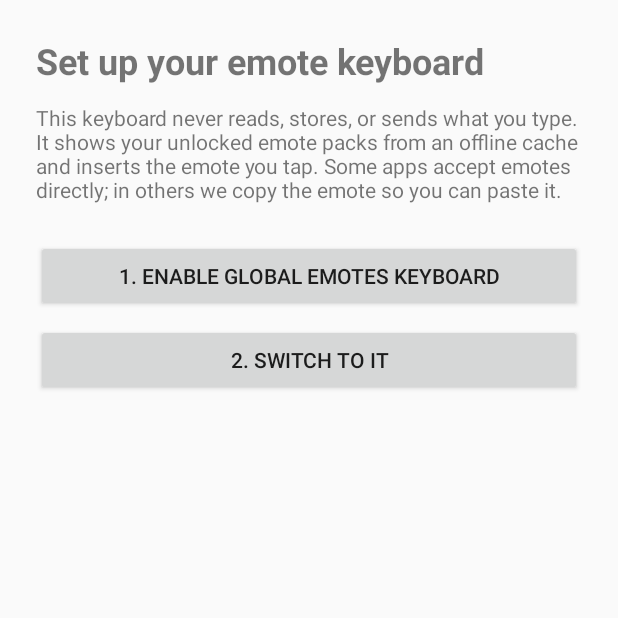
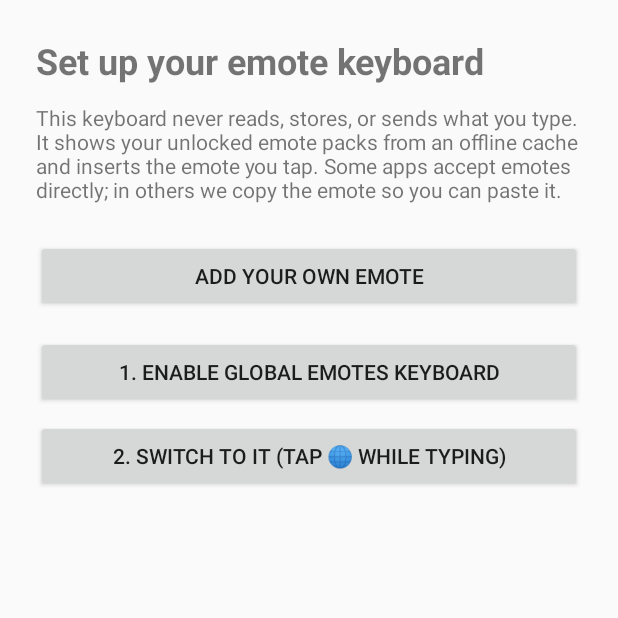
Before and after one commit to pabsamuel/boxdrank, an Android app: the screen it shows after launch (MainActivity), on a phone screen of 412 x 824 dp, the top half of it. Run offline under Robolectric (Android 15) with nearby library versions, the phone set to English and light mode, and no system bars.

Commit message:
Android: standalone offline keyboard + downloadable APK build
- App now works with no backend: PackRepository seeds a starter pack on first
  run and stores emotes in the app cache the IME reads; add-your-own via the
  gallery picker in MainActivity (no login/server)
- IME seeds on service start too, so the keyboard always has content
- Add kotlin serialization plugin (needed for @Serializable), launcher icon
  vector, add-emote button/string
- New workflow builds a debug APK and uploads it as a downloadable artifact so
  the keyboard can be sideloaded onto a real phone without Android Studio

Co-Authored-By: Claude Fable 5 <noreply@anthropic.com>
Claude-Session: https://claude.ai/code/session_01XWcUNkwN375VHwKauU6iKY

```diff
--- a/global-emotes/apps/android/app/build.gradle.kts
+++ b/global-emotes/apps/android/app/build.gradle.kts
@@ -1,6 +1,7 @@
 plugins {
     id("com.android.application")
     id("org.jetbrains.kotlin.android")
+    id("org.jetbrains.kotlin.plugin.serialization")
 }
 
 android {
--- a/global-emotes/apps/android/app/src/main/AndroidManifest.xml
+++ b/global-emotes/apps/android/app/src/main/AndroidManifest.xml
@@ -5,7 +5,7 @@
 
     <application
         android:label="Global Emotes"
-        android:icon="@mipmap/ic_launcher"
+        android:icon="@drawable/ic_launcher"
         android:allowBackup="false"
         android:theme="@style/Theme.AppCompat.DayNight.NoActionBar">
 
--- a/global-emotes/apps/android/app/src/main/java/app/globalemotes/MainActivity.kt
+++ b/global-emotes/apps/android/app/src/main/java/app/globalemotes/MainActivity.kt
@@ -1,25 +1,46 @@
 package app.globalemotes
 
 import android.content.Intent
+import android.graphics.BitmapFactory
 import android.os.Bundle
 import android.provider.Settings
 import android.view.inputmethod.InputMethodManager
 import android.widget.Button
 import android.widget.TextView
+import android.widget.Toast
+import androidx.activity.result.contract.ActivityResultContracts
 import androidx.appcompat.app.AppCompatActivity
+import app.globalemotes.data.PackRepository
 
 /**
- * Host app: keyboard setup wizard + privacy explanation. Pack sync runs via
- * SyncWorker after web login (session handoff through the deep link).
+ * Host app: keyboard setup + add-your-own-emote, fully offline. No login, no
+ * server — emotes are stored on-device and read by the keyboard extension.
  */
 class MainActivity : AppCompatActivity() {
+
+    private lateinit var repo: PackRepository
+
+    private val pickImage = registerForActivityResult(ActivityResultContracts.GetContent()) { uri ->
+        if (uri == null) return@registerForActivityResult
+        val bmp = contentResolver.openInputStream(uri)?.use { BitmapFactory.decodeStream(it) }
+        if (bmp == null) {
+            Toast.makeText(this, "Couldn't read that image", Toast.LENGTH_SHORT).show()
+            return@registerForActivityResult
+        }
+        repo.addEmote(bmp, "Emote")
+        Toast.makeText(this, "Added! Switch to the Global Emotes keyboard to use it", Toast.LENGTH_LONG).show()
+    }
 
     override fun onCreate(savedInstanceState: Bundle?) {
         super.onCreate(savedInstanceState)
         setContentView(R.layout.activity_main)
 
+        repo = PackRepository(applicationContext)
+        repo.ensureSeed()
+
         findViewById<TextView>(R.id.privacy_text).setText(R.string.keyboard_privacy_explainer)
 
+        findViewById<Button>(R.id.add_emote).setOnClickListener { pickImage.launch("image/*") }
         findViewById<Button>(R.id.enable_keyboard).setOnClickListener {
             startActivity(Intent(Settings.ACTION_INPUT_METHOD_SETTINGS))
         }
--- a/global-emotes/apps/android/app/src/main/java/app/globalemotes/data/PackRepository.kt
+++ b/global-emotes/apps/android/app/src/main/java/app/globalemotes/data/PackRepository.kt
@@ -1,9 +1,15 @@
 package app.globalemotes.data
 
 import android.content.Context
+import android.graphics.Bitmap
+import android.graphics.Canvas
+import android.graphics.Color
+import android.graphics.Paint
+import android.graphics.RectF
 import kotlinx.serialization.Serializable
 import kotlinx.serialization.json.Json
 import java.io.File
+import java.io.FileOutputStream
 
 @Serializable
 data class CachedEmote(
@@ -25,14 +31,16 @@ data class CachedManifest(
 )
 
 /**
- * Offline pack cache shared between the host app (which syncs it via
- * SyncWorker) and the IME (which only reads it). The keyboard therefore needs
- * no network access of its own — cold start is a local JSON read.
+ * Standalone-capable pack cache. In this build the app works with no backend:
+ * emotes live in the app's cache dir, shared between the host app (which adds
+ * them) and the IME (which reads them and inserts the tapped one). A first-run
+ * seed gives you a starter set so the keyboard has content immediately.
  */
 class PackRepository(private val context: Context) {
 
     private val json = Json { ignoreUnknownKeys = true }
-    private val manifestFile: File get() = File(context.cacheDir, "emotes/manifest.json")
+    private val dir: File get() = File(context.cacheDir, "emotes").apply { mkdirs() }
+    private val manifestFile: File get() = File(dir, "manifest.json")
 
     fun loadUnlockedEmotes(): List<CachedEmote> {
         val manifest = readManifest() ?: return emptyList()
@@ -51,8 +59,52 @@ class PackRepository(private val context: Context) {
         writeManifest(manifest.copy(recents = recents))
     }
 
+    /** Create the starter pack the first time the app runs. Idempotent. */
+    fun ensureSeed() {
+        if (manifestFile.exists()) return
+        val defs = listOf(
+            Triple("🔥", 0xFFFF7A45.toInt(), "onFire"),
+            Triple("😂", 0xFFFFD23F.toInt(), "deadLol"),
+            Triple("💜", 0xFF8A6BFF.toInt(), "purpleLove"),
+            Triple("🎉", 0xFFFF5D8F.toInt(), "hype"),
+            Triple("😎", 0xFF39C0C8.toInt(), "bigCool"),
+            Triple("👀", 0xFF9AA3FF.toInt(), "sus"),
+            Triple("🥳", 0xFFFF9F1C.toInt(), "letsGo"),
+            Triple("💀", 0xFF7A7F95.toInt(), "imDead"),
+            Triple("⭐", 0xFFFFD23F.toInt(), "poggers"),
+            Triple("🤝", 0xFF37D29F.toInt(), "ggwp"),
+            Triple("🧠", 0xFFC77DFF.toInt(), "bigBrain"),
+            Triple("🫶", 0xFFFF6B9D.toInt(), "loveYou"),
+        )
+        val emotes = defs.mapIndexed { i, (glyph, bg, code) ->
+            val file = File(dir, "seed$i.png")
+            saveBitmap(renderGlyph(glyph, bg), file)
+            CachedEmote(
+                id = "s$i",
+                shortcode = code,
+                name = code.replaceFirstChar { it.uppercase() },
+                animated = false,
+                contentHash = "seed$i",
+                packId = "starter",
+                localThumbPath = file.absolutePath,
+                localSharePath = file.absolutePath,
+            )
+        }
+        writeManifest(CachedManifest(cursor = "seed", emotes = emotes))
+    }
+
+    /** Add one of your own images to the pack (no server needed). */
+    fun addEmote(source: Bitmap, name: String) {
+        val id = "u" + System.currentTimeMillis()
+        val file = File(dir, "$id.png")
+        saveBitmap(square(source, 128), file)
+        val manifest = readManifest() ?: CachedManifest("local", emptyList())
+        val code = name.filter { it.isLetterOrDigit() }.ifEmpty { "emote" }
+        val emote = CachedEmote(id, code, name, false, id, "starter", file.absolutePath, file.absolutePath)
+        writeManifest(manifest.copy(emotes = manifest.emotes + emote))
+    }
+
     fun writeManifest(manifest: CachedManifest) {
-        manifestFile.parentFile?.mkdirs()
         manifestFile.writeText(json.encodeToString(CachedManifest.serializer(), manifest))
     }
 
@@ -60,4 +112,36 @@ class PackRepository(private val context: Context) {
         if (!manifestFile.exists()) return null
         json.decodeFromString(CachedManifest.serializer(), manifestFile.readText())
     }.getOrNull()
+
+    // --- image helpers ---
+
+    private fun saveBitmap(bmp: Bitmap, file: File) {
+        FileOutputStream(file).use { bmp.compress(Bitmap.CompressFormat.PNG, 100, it) }
+    }
+
+    private fun renderGlyph(glyph: String, bg: Int): Bitmap {
+        val size = 128
+        val bmp = Bitmap.createBitmap(size, size, Bitmap.Config.ARGB_8888)
+        val c = Canvas(bmp)
+        val p = Paint(Paint.ANTI_ALIAS_FLAG)
+        p.color = bg
+        c.drawRoundRect(RectF(0f, 0f, size.toFloat(), size.toFloat()), 30f, 30f, p)
+        p.color = Color.WHITE
+        p.textSize = 84f
+        p.textAlign = Paint.Align.CENTER
+        val fm = p.fontMetrics
+        c.drawText(glyph, size / 2f, size / 2f - (fm.ascent + fm.descent) / 2, p)
+        return bmp
+    }
+
+    private fun square(src: Bitmap, size: Int): Bitmap {
+        val out = Bitmap.createBitmap(size, size, Bitmap.Config.ARGB_8888)
+        val c = Canvas(out)
+        val scale = minOf(size.toFloat() / src.width, size.toFloat() / src.height)
+        val w = src.width * scale
+        val h = src.height * scale
+        val dst = RectF((size - w) / 2f, (size - h) / 2f, (size + w) / 2f, (size + h) / 2f)
+        c.drawBitmap(src, null, dst, Paint(Paint.FILTER_BITMAP_FLAG or Paint.ANTI_ALIAS_FLAG))
+        return out
+    }
 }
--- a/global-emotes/apps/android/app/src/main/java/app/globalemotes/keyboard/EmoteKeyboardService.kt
+++ b/global-emotes/apps/android/app/src/main/java/app/globalemotes/keyboard/EmoteKeyboardService.kt
@@ -23,6 +23,9 @@ class EmoteKeyboardService : InputMethodService() {
     override fun onCreate() {
         super.onCreate()
         repository = PackRepository(applicationContext)
+        // Standalone build: make sure the starter pack exists even if the host
+        // app hasn't been opened yet.
+        repository.ensureSeed()
     }
 
     override fun onCreateInputView(): View {
--- a/global-emotes/apps/android/app/src/main/res/layout/activity_main.xml
+++ b/global-emotes/apps/android/app/src/main/res/layout/activity_main.xml
@@ -19,10 +19,17 @@
         android:layout_marginTop="12dp" />
 
     <Button
+        android:id="@+id/add_emote"
+        android:layout_width="match_parent"
+        android:layout_height="wrap_content"
+        android:layout_marginTop="24dp"
+        android:text="@string/add_emote" />
+
+    <Button
         android:id="@+id/enable_keyboard"
         android:layout_width="match_parent"
         android:layout_height="wrap_content"
-        android:layout_marginTop="24dp"
+        android:layout_marginTop="16dp"
         android:text="@string/enable_keyboard" />
 
     <Button
--- a/global-emotes/apps/android/app/src/main/res/values/strings.xml
+++ b/global-emotes/apps/android/app/src/main/res/values/strings.xml
@@ -1,8 +1,9 @@
 <?xml version="1.0" encoding="utf-8"?>
 <resources>
     <string name="setup_title">Set up your emote keyboard</string>
+    <string name="add_emote">Add your own emote</string>
     <string name="enable_keyboard">1. Enable Global Emotes keyboard</string>
-    <string name="switch_keyboard">2. Switch to it</string>
+    <string name="switch_keyboard">2. Switch to it (tap 🌐 while typing)</string>
     <string name="emote_not_cached">Emote not synced yet — open the app to sync</string>
     <string name="copied_paste_to_send">Copied — paste to send</string>
     <string name="keyboard_privacy_explainer">This keyboard never reads, stores, or sends what you type. It shows your unlocked emote packs from an offline cache and inserts the emote you tap. Some apps accept emotes directly; in others we copy the emote so you can paste it.</string>
--- a/global-emotes/apps/android/build.gradle.kts
+++ b/global-emotes/apps/android/build.gradle.kts
@@ -1,4 +1,5 @@
 plugins {
     id("com.android.application") version "8.7.3" apply false
     id("org.jetbrains.kotlin.android") version "2.1.0" apply false
+    id("org.jetbrains.kotlin.plugin.serialization") version "2.1.0" apply false
 }
```
Also changed, not shown: global-emotes/apps/android/app/src/main/res/drawable/ic_launcher.xml (added, +24 -0 lines), 1 other file.
